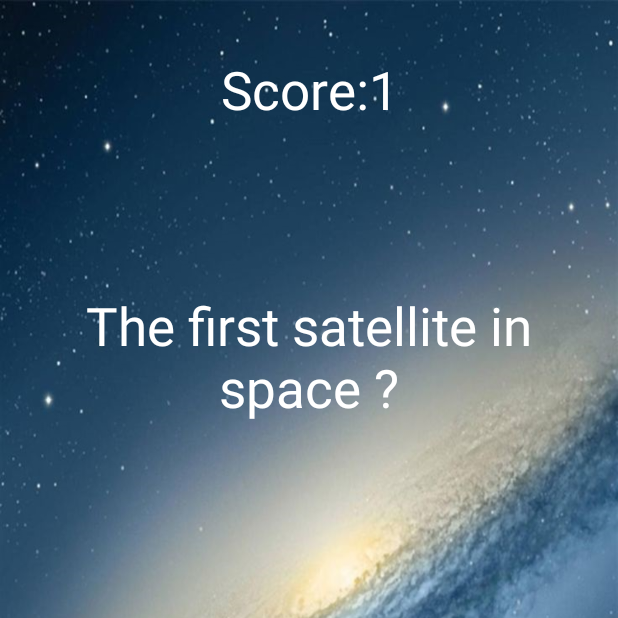
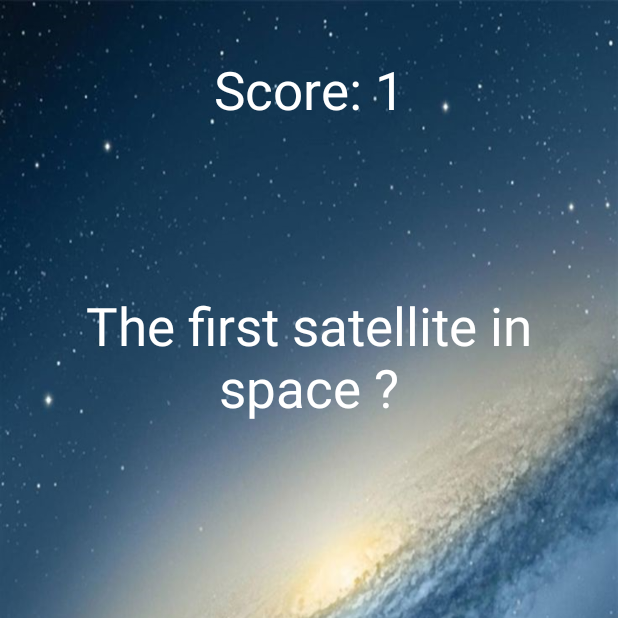
Before and after one commit to Tigran20/Udacity-Works, an Android app: the screen it shows after launch (MainActivity), after a tap on "SATURN", on a phone screen of 412 x 824 dp, the top half of it. Run offline under Robolectric (Android 15) with nearby library versions, the phone set to English and light mode, and no system bars.

Commit message:
add dimens

```diff
--- a/MyQuiz/app/src/main/java/com/example/android/myquiz/MainActivity.java
+++ b/MyQuiz/app/src/main/java/com/example/android/myquiz/MainActivity.java
@@ -105,15 +105,15 @@ public class MainActivity extends AppCompatActivity {
     }
 
     private void updateScore() {
-        score.setText(getString(R.string.score) + ++mScore);
+        score.setText(getString(R.string.score) + getString(R.string.space) +  ++mScore);
     }
 
     private void gameOver() {
-        createAlert(getString(R.string.game_over) + getString(R.string.your_score) + "" + mScore + " " + getString(R.string.points));
+        createAlert(getString(R.string.game_over) + getString(R.string.your_score) + "" + mScore + getString(R.string.space) + getString(R.string.points));
     }
 
     private void gameWin() {
-        createAlert(getString(R.string.game_win) + getString(R.string.your_score) + "" + mScore + " " + getString(R.string.points));
+        createAlert(getString(R.string.game_win) + getString(R.string.your_score) + "" + mScore + getString(R.string.space) + getString(R.string.points));
     }
 
     @Override
--- a/MyQuiz/app/src/main/res/layout/activity_main.xml
+++ b/MyQuiz/app/src/main/res/layout/activity_main.xml
@@ -35,7 +35,7 @@
 
         <LinearLayout
             android:layout_width="0dp"
-            android:layout_height="200dp"
+            android:layout_height="@dimen/heightLarge"
             android:layout_marginRight="@dimen/marginRight"
             android:layout_weight="1"
             android:orientation="vertical">
@@ -44,7 +44,7 @@
                 android:id="@+id/answer_1"
                 style="@style/Widget.AppCompat.Button.Colored"
                 android:layout_width="match_parent"
-                android:layout_height="0dp"
+                android:layout_height="@dimen/heightZero"
                 android:layout_marginBottom="@dimen/marginBottom"
                 android:layout_weight="1"
                 android:text="@string/button"
@@ -55,7 +55,7 @@
                 android:id="@+id/answer_2"
                 style="@style/Widget.AppCompat.Button.Colored"
                 android:layout_width="match_parent"
-                android:layout_height="0dp"
+                android:layout_height="@dimen/heightZero"
                 android:layout_marginTop="@dimen/marginTopSmall"
                 android:layout_weight="1"
                 android:text="@string/button"
@@ -64,8 +64,8 @@
         </LinearLayout>
 
         <LinearLayout
-            android:layout_width="0dp"
-            android:layout_height="200dp"
+            android:layout_width="@dimen/widthZero"
+            android:layout_height="@dimen/heightLarge"
             android:layout_marginLeft="@dimen/marginLeft"
             android:layout_weight="1"
             android:orientation="vertical">
@@ -74,7 +74,7 @@
                 android:id="@+id/answer_3"
                 style="@style/Widget.AppCompat.Button.Colored"
                 android:layout_width="match_parent"
-                android:layout_height="0dp"
+                android:layout_height="@dimen/heightZero"
                 android:layout_marginBottom="@dimen/marginBottom"
                 android:layout_weight="1"
                 android:text="@string/button"
@@ -85,7 +85,7 @@
                 android:id="@+id/answer_4"
                 style="@style/Widget.AppCompat.Button.Colored"
                 android:layout_width="match_parent"
-                android:layout_height="0dp"
+                android:layout_height="@dimen/heightZero"
                 android:layout_marginTop="@dimen/marginTopSmall"
                 android:layout_weight="1"
                 android:text="@string/button"
--- a/MyQuiz/app/src/main/res/values/dimens.xml
+++ b/MyQuiz/app/src/main/res/values/dimens.xml
@@ -10,4 +10,7 @@
 
     <dimen name="textSize">35sp</dimen>
     <dimen name="textSizeSmall">20sp</dimen>
+    <dimen name="heightLarge">200dp</dimen>
+    <dimen name="heightZero">0dp</dimen>
+    <dimen name="widthZero">0dp</dimen>
 </resources>
--- a/MyQuiz/app/src/main/res/values/strings.xml
+++ b/MyQuiz/app/src/main/res/values/strings.xml
@@ -3,7 +3,7 @@
     <string name="app_name">SpaceQuiz</string>
     <string name="score_0">Score: 0</string>
     <string name="button">Button</string>
-    <string name="score">Score:</string>
+    <string name="score">Score: </string>
 
     <string name="question_1">What is the sixth planet from the sun ?</string>
     <string name="question_2">"The first satellite in space ?"</string>
@@ -88,5 +88,6 @@
     <string name="yes">Yes</string>
     <string name="no">No</string>
     <string name="exit_question">Do you really want to quit ?</string>
+    <string name="space">" "</string> />
 
 </resources>
```
Also changed, not shown: 1 other file.
